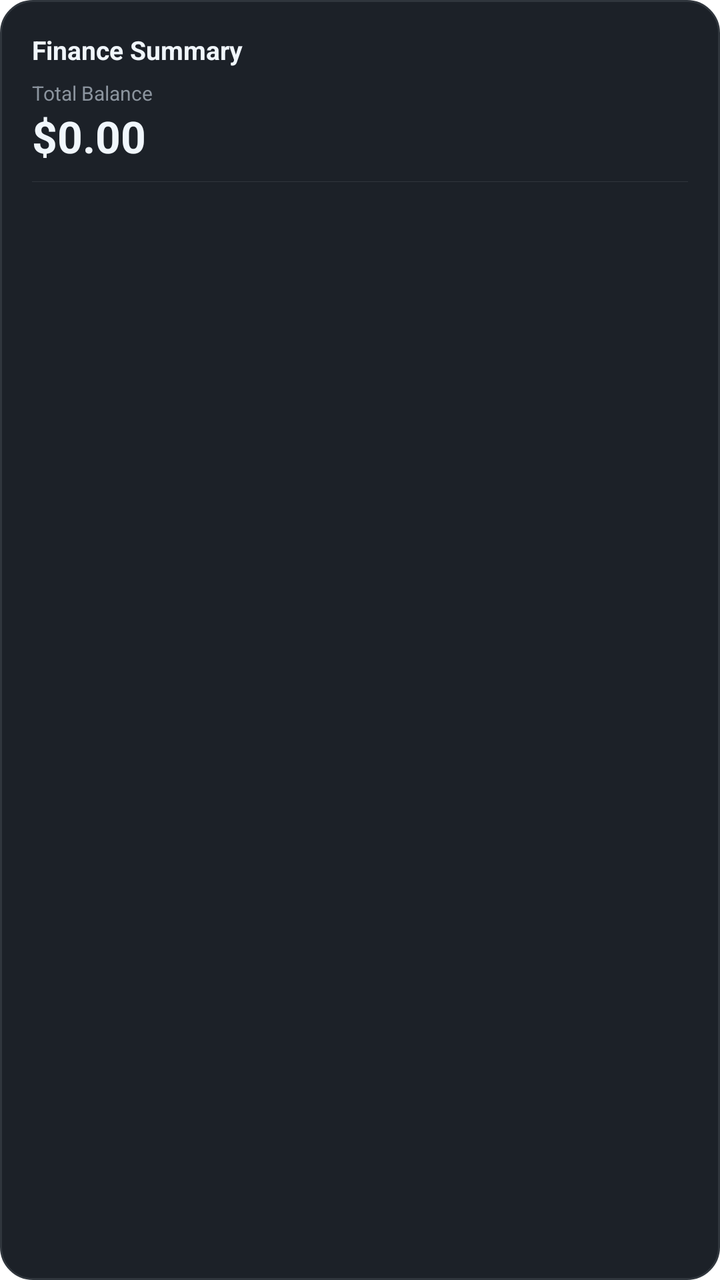
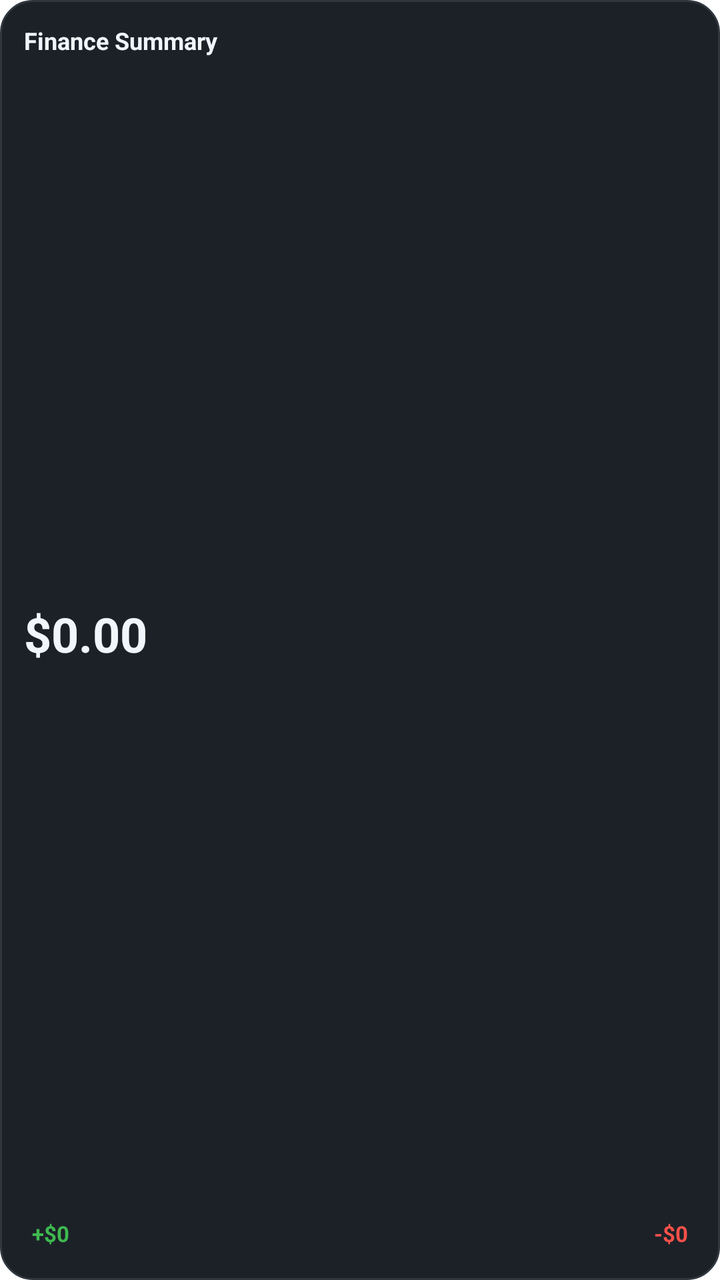

Two renders of the same Android screen: before a commit and after it. Below are the layout's source before the change and the commit's diff.
<!-- AndroidManifest.xml: fallback theme Theme.MaterialComponents.DayNight.NoActionBar -->
<!-- res/layout/widget_summary.xml -->
<?xml version="1.0" encoding="utf-8"?>
<LinearLayout xmlns:android="http://schemas.android.com/apk/res/android"
    android:layout_width="match_parent"
    android:layout_height="match_parent"
    android:orientation="vertical"
    android:padding="16dp"
    android:background="@drawable/widget_background">

    
    <TextView
        android:layout_width="match_parent"
        android:layout_height="wrap_content"
        android:text="Finance Summary"
        android:textColor="#F0F6FC"
        android:textSize="13sp"
        android:textStyle="bold" />

    
    <TextView
        android:layout_width="match_parent"
        android:layout_height="wrap_content"
        android:layout_marginTop="6dp"
        android:text="Total Balance"
        android:textColor="#8B949E"
        android:textSize="10sp" />

    <TextView
        android:id="@+id/total_balance"
        android:layout_width="match_parent"
        android:layout_height="wrap_content"
        android:text="$0.00"
        android:textColor="#F0F6FC"
        android:textSize="22sp"
        android:textStyle="bold" />

    
    <View
        android:layout_width="match_parent"
        android:layout_height="1px"
        android:background="#30363D"
        android:layout_marginTop="8dp"
        android:layout_marginBottom="8dp" />

    
    <LinearLayout
        android:id="@+id/acc_row_1"
        android:layout_width="match_parent"
        android:layout_height="wrap_content"
        android:orientation="horizontal"
        android:gravity="center_vertical"
        android:visibility="gone"
        android:layout_marginBottom="4dp">
        <TextView android:id="@+id/acc_name_1" android:layout_width="0dp" android:layout_height="wrap_content" android:layout_weight="1" android:text="Account" android:textColor="#8B949E" android:textSize="12sp" />
        <TextView android:id="@+id/acc_bal_1" android:layout_width="wrap_content" android:layout_height="wrap_content" android:text="$0" android:textColor="#F0F6FC" android:textSize="12sp" android:textStyle="bold" />
    </LinearLayout>

    
    <LinearLayout
        android:id="@+id/acc_row_2"
        android:layout_width="match_parent"
        android:layout_height="wrap_content"
        android:orientation="horizontal"
        android:gravity="center_vertical"
        android:visibility="gone"
        android:layout_marginBottom="4dp">
        <TextView android:id="@+id/acc_name_2" android:layout_width="0dp" android:layout_height="wrap_content" android:layout_weight="1" android:text="Account" android:textColor="#8B949E" android:textSize="12sp" />
        <TextView android:id="@+id/acc_bal_2" android:layout_width="wrap_content" android:layout_height="wrap_content" android:text="$0" android:textColor="#F0F6FC" android:textSize="12sp" android:textStyle="bold" />
    </LinearLayout>

    
    <LinearLayout
        android:id="@+id/acc_row_3"
        android:layout_width="match_parent"
        android:layout_height="wrap_content"
        android:orientation="horizontal"
        android:gravity="center_vertical"
        android:visibility="gone"
        android:layout_marginBottom="4dp">
        <TextView android:id="@+id/acc_name_3" android:layout_width="0dp" android:layout_height="wrap_content" android:layout_weight="1" android:text="Account" android:textColor="#8B949E" android:textSize="12sp" />
        <TextView android:id="@+id/acc_bal_3" android:layout_width="wrap_content" android:layout_height="wrap_content" android:text="$0" android:textColor="#F0F6FC" android:textSize="12sp" android:textStyle="bold" />
    </LinearLayout>

    
    <LinearLayout
        android:id="@+id/acc_row_4"
        android:layout_width="match_parent"
        android:layout_height="wrap_content"
        android:orientation="horizontal"
        android:gravity="center_vertical"
        android:visibility="gone"
        android:layout_marginBottom="4dp">
        <TextView android:id="@+id/acc_name_4" android:layout_width="0dp" android:layout_height="wrap_content" android:layout_weight="1" android:text="Account" android:textColor="#8B949E" android:textSize="12sp" />
        <TextView android:id="@+id/acc_bal_4" android:layout_width="wrap_content" android:layout_height="wrap_content" android:text="$0" android:textColor="#F0F6FC" android:textSize="12sp" android:textStyle="bold" />
    </LinearLayout>

</LinearLayout>
<!-- resources referenced by this layout -->
<resources>
  <!-- drawable widget_background (drawable) -->
  <?xml version="1.0" encoding="utf-8"?>
  <shape xmlns:android="http://schemas.android.com/apk/res/android"
      android:shape="rectangle">
      <solid android:color="#1C2128" />
      <corners android:radius="16dp" />
      <stroke android:width="1dp" android:color="#30363D" />
  </shape>
</resources>

<!-- the commit's change to res/layout/widget_summary.xml (unified diff, before → after) -->
@@ -3,94 +3,55 @@
     android:layout_width="match_parent"
     android:layout_height="match_parent"
     android:orientation="vertical"
-    android:padding="16dp"
+    android:padding="12dp"
     android:background="@drawable/widget_background">
 
-    
     <TextView
-        android:layout_width="match_parent"
+        android:layout_width="wrap_content"
         android:layout_height="wrap_content"
         android:text="Finance Summary"
         android:textColor="#F0F6FC"
-        android:textSize="13sp"
+        android:textSize="12sp"
         android:textStyle="bold" />
-
-    
-    <TextView
-        android:layout_width="match_parent"
-        android:layout_height="wrap_content"
-        android:layout_marginTop="6dp"
-        android:text="Total Balance"
-        android:textColor="#8B949E"
-        android:textSize="10sp" />
 
     <TextView
         android:id="@+id/total_balance"
         android:layout_width="match_parent"
-        android:layout_height="wrap_content"
+        android:layout_height="0dp"
+        android:layout_weight="1"
+        android:gravity="center_vertical"
         android:text="$0.00"
         android:textColor="#F0F6FC"
-        android:textSize="22sp"
+        android:textSize="24sp"
         android:textStyle="bold" />
 
-    
-    <View
-        android:layout_width="match_parent"
-        android:layout_height="1px"
-        android:background="#30363D"
-        android:layout_marginTop="8dp"
-        android:layout_marginBottom="8dp" />
-
-    
     <LinearLayout
-        android:id="@+id/acc_row_1"
         android:layout_width="match_parent"
         android:layout_height="wrap_content"
-        android:orientation="horizontal"
-        android:gravity="center_vertical"
-        android:visibility="gone"
-        android:layout_marginBottom="4dp">
-        <TextView android:id="@+id/acc_name_1" android:layout_width="0dp" android:layout_height="wrap_content" android:layout_weight="1" android:text="Account" android:textColor="#8B949E" android:textSize="12sp" />
-        <TextView android:id="@+id/acc_bal_1" android:layout_width="wrap_content" android:layout_height="wrap_content" android:text="$0" android:textColor="#F0F6FC" android:textSize="12sp" android:textStyle="bold" />
-    </LinearLayout>
+        android:orientation="horizontal">
 
-    
-    <LinearLayout
-        android:id="@+id/acc_row_2"
-        android:layout_width="match_parent"
-        android:layout_height="wrap_content"
-        android:orientation="horizontal"
-        android:gravity="center_vertical"
-        android:visibility="gone"
-        android:layout_marginBottom="4dp">
-        <TextView android:id="@+id/acc_name_2" android:layout_width="0dp" android:layout_height="wrap_content" android:layout_weight="1" android:text="Account" android:textColor="#8B949E" android:textSize="12sp" />
-        <TextView android:id="@+id/acc_bal_2" android:layout_width="wrap_content" android:layout_height="wrap_content" android:text="$0" android:textColor="#F0F6FC" android:textSize="12sp" android:textStyle="bold" />
-    </LinearLayout>
+        <TextView
+            android:id="@+id/income_tag"
+            android:layout_width="0dp"
+            android:layout_height="wrap_content"
+            android:layout_weight="1"
+            android:padding="4dp"
+            android:text="+$0"
+            android:textColor="#3FB950"
+            android:textSize="11sp"
+            android:textStyle="bold" />
 
-    
-    <LinearLayout
-        android:id="@+id/acc_row_3"
-        android:layout_width="match_parent"
-        android:layout_height="wrap_content"
-        android:orientation="horizontal"
-        android:gravity="center_vertical"
-        android:visibility="gone"
-        android:layout_marginBottom="4dp">
-        <TextView android:id="@+id/acc_name_3" android:layout_width="0dp" android:layout_height="wrap_content" android:layout_weight="1" android:text="Account" android:textColor="#8B949E" android:textSize="12sp" />
-        <TextView android:id="@+id/acc_bal_3" android:layout_width="wrap_content" android:layout_height="wrap_content" android:text="$0" android:textColor="#F0F6FC" android:textSize="12sp" android:textStyle="bold" />
-    </LinearLayout>
-
-    
-    <LinearLayout
-        android:id="@+id/acc_row_4"
-        android:layout_width="match_parent"
-        android:layout_height="wrap_content"
-        android:orientation="horizontal"
-        android:gravity="center_vertical"
-        android:visibility="gone"
-        android:layout_marginBottom="4dp">
-        <TextView android:id="@+id/acc_name_4" android:layout_width="0dp" android:layout_height="wrap_content" android:layout_weight="1" android:text="Account" android:textColor="#8B949E" android:textSize="12sp" />
-        <TextView android:id="@+id/acc_bal_4" android:layout_width="wrap_content" android:layout_height="wrap_content" android:text="$0" android:textColor="#F0F6FC" android:textSize="12sp" android:textStyle="bold" />
+        <TextView
+            android:id="@+id/expense_tag"
+            android:layout_width="0dp"
+            android:layout_height="wrap_content"
+            android:layout_weight="1"
+            android:padding="4dp"
+            android:text="-$0"
+            android:textColor="#F85149"
+            android:textSize="11sp"
+            android:textStyle="bold"
+            android:gravity="end" />
     </LinearLayout>
 
 </LinearLayout>
